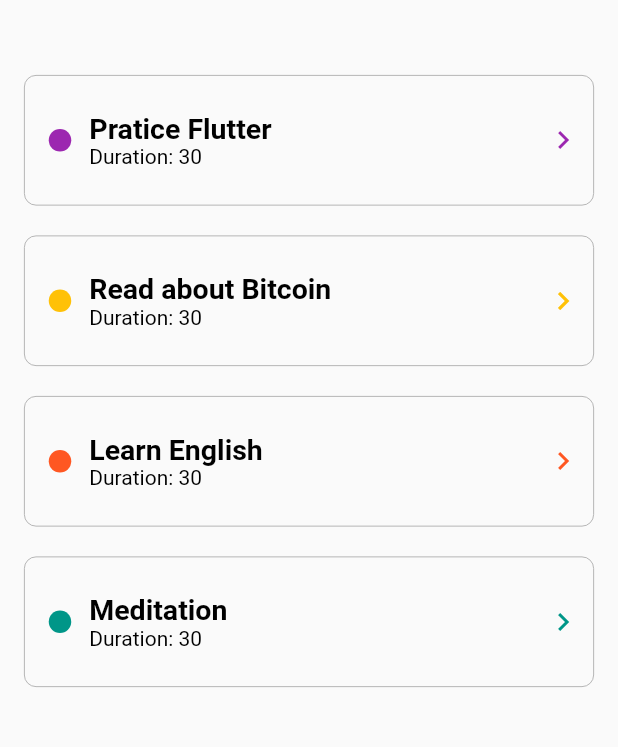
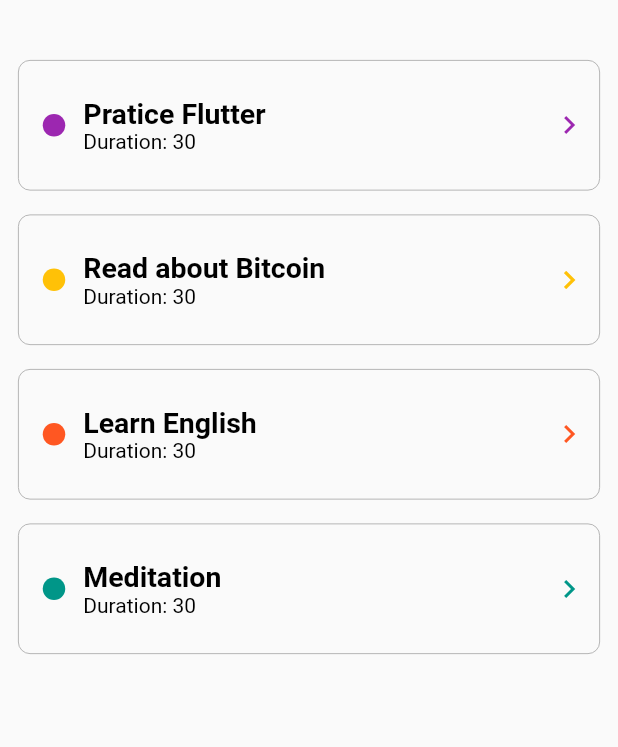
Before and after one commit to pedromassango/xtimer-flutter-app, a Flutter app: the screen it shows after launch, on a phone screen of 412 x 824 dp, the part 72-819 px from its top. Run offline on Flutter 3.47's test engine with Material 2 defaults, Android fonts, the phone set to English and light mode, and no system bars.

Commit message:
margin updates

```diff
--- a/lib/pages/home_page.dart
+++ b/lib/pages/home_page.dart
@@ -91,7 +91,7 @@ class _HomePageState extends State<HomePage> {
         ],
       ),
       body: Container(
-        margin: EdgeInsets.only(top: 32.0),
+        margin: EdgeInsets.only(top: 24.0),
         child: ListView.builder(
           itemCount: tasksList.length,
           scrollDirection: Axis.vertical,
--- a/lib/widgets/task_widget.dart
+++ b/lib/widgets/task_widget.dart
@@ -8,7 +8,7 @@ class TaskWidget extends StatelessWidget{
   @override
   Widget build(BuildContext context) {
     return Container(
-      margin: EdgeInsets.only(top: 10.0, bottom: 10.0, right: 16.0,left: 16.0),
+      margin: EdgeInsets.only(top: 8.0, bottom: 8.0, right: 12.0,left: 12.0),
       padding: EdgeInsets.only(left: 8.0, top: 24.0, bottom: 24.0, right: 8.0),
       decoration: new BoxDecoration(
         borderRadius: BorderRadius.circular(8.0),
```
Also changed, not shown: 5 other files.
